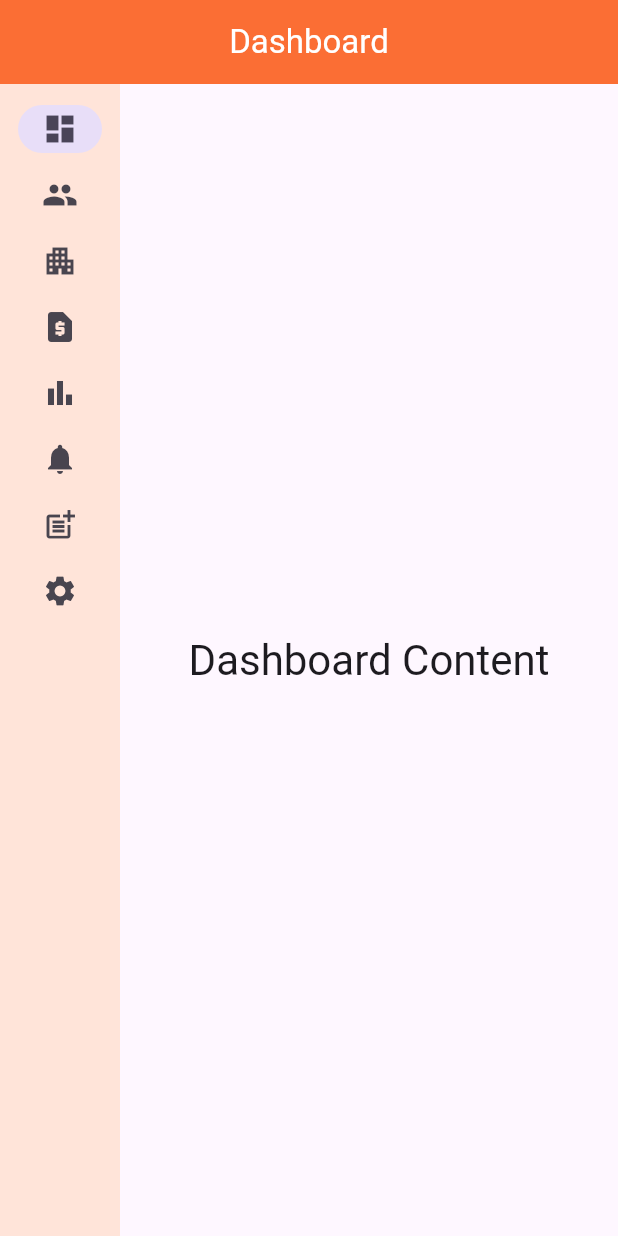
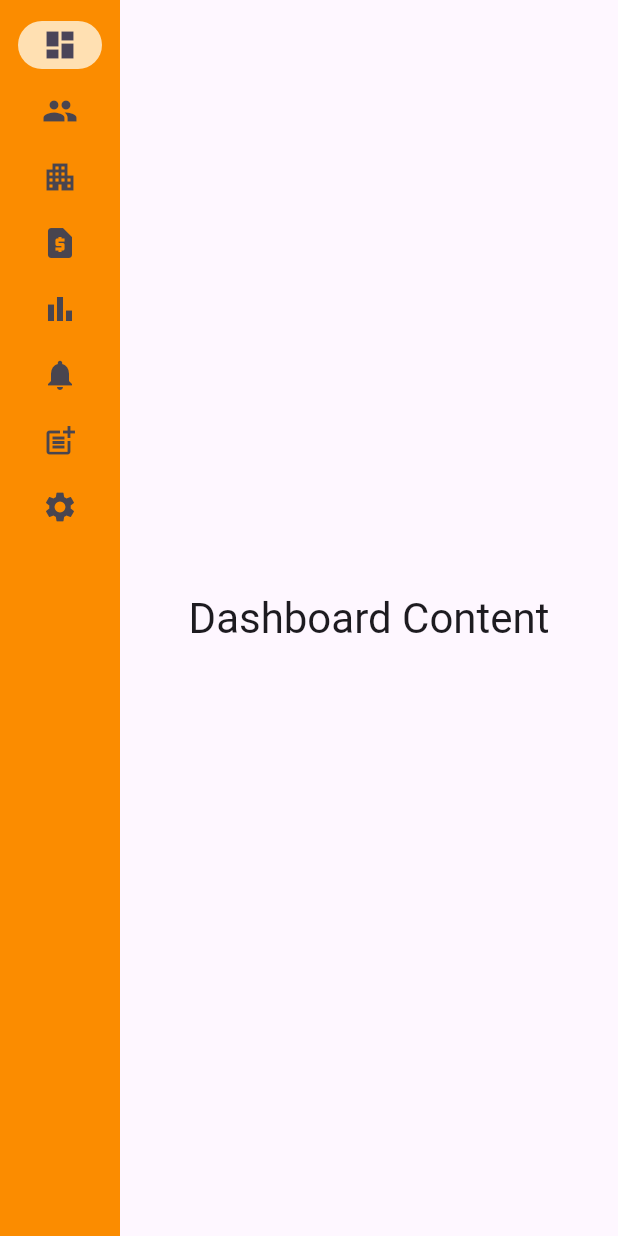
Before and after one commit to Afnanappu/admin_resort_booking_app, a Flutter app: the screen it shows after launch, on a phone screen of 412 x 824 dp. Run offline on Flutter 3.47's test engine with Material 3 defaults, Android fonts, the phone set to English and light mode, and no system bars; our stand-ins replace cloud_firestore, firebase_auth, firebase_core, flutter_bloc, freezed_annotation, go_router; missing offline and left inert: dart:html; accounts and stored records are empty; network calls fail.

Commit message:
trying to do the additional option feature and now trying to to pass data to widget other than creating multiple screens

```diff
--- a/lib/core/constants/my_colors.dart
+++ b/lib/core/constants/my_colors.dart
@@ -2,7 +2,9 @@ import 'package:flutter/material.dart';
 
 class MyColors {
   static const Color orange = Color(0xFFFB6E34);
+  static const Color orangeShade600 = Color(0xFFFB8C00);
   static const Color orangeBackground = Color(0xFFFFE4D9);
+  static const Color orangeBackgroundDark = Color(0xFFFFE0B2);
   static const Color orangeLight = Color(0xFFF28D64);
   static const Color white = Color(0xFFFFFFFF);
   static const Color black = Color(0xFF000000);
--- a/lib/core/constants/text_styles.dart
+++ b/lib/core/constants/text_styles.dart
@@ -7,10 +7,16 @@ class MyTextStyles {
     fontSize: 16,
     fontWeight: FontWeight.w400,
   );
-  static final bodyLargeNormalBlack = TextStyle(
+  static final bodyLargeMediumWhite = TextStyle(
+    color: MyColors.white,
+    fontSize: 16,
+    fontWeight: FontWeight.w500,
+  );
+
+  static final bodyLargeMediumBlack = TextStyle(
     color: MyColors.black,
     fontSize: 16,
-    fontWeight: FontWeight.w400,
+    fontWeight: FontWeight.w500,
   );
   static final headlineSmallSemiBoldBlack = TextStyle(
     color: MyColors.black,
@@ -27,11 +33,39 @@ class MyTextStyles {
     fontSize: 18,
     fontWeight: FontWeight.w600,
   );
+  static final titleMediumSemiBoldWhite = TextStyle(
+    color: MyColors.white,
+    fontSize: 18,
+    fontWeight: FontWeight.w600,
+  );
+  static final titleMediumMediumWhite = TextStyle(
+    color: MyColors.white,
+    fontSize: 18,
+    fontWeight: FontWeight.w500,
+  );
+  static final titleSmallSemiBoldBlack = TextStyle(
+    color: MyColors.black,
+    fontSize: 16,
+    fontWeight: FontWeight.w600,
+  );
   static final bodySmallMediumGreyLight = TextStyle(
     fontWeight: FontWeight.w500,
     fontSize: 14,
     color: MyColors.greyLight,
   );
+  static final bodySmallMediumBlack = TextStyle(
+    fontWeight: FontWeight.w600,
+    fontSize: 14,
+    color: MyColors.black,
+  );
   static final textFieldNormalGreyLight = TextStyle(
-      color: MyColors.grey, fontWeight: FontWeight.w300, fontSize: 13);
+    color: MyColors.grey,
+    fontWeight: FontWeight.w300,
+    fontSize: 13,
+  );
+  static final textFieldMediumGreyLight = TextStyle(
+    color: MyColors.grey,
+    fontWeight: FontWeight.w400,
+    fontSize: 13,
+  );
 }
--- a/lib/feature/home/views/screen_home.dart
+++ b/lib/feature/home/views/screen_home.dart
@@ -1,47 +1,21 @@
+import 'package:admin_resort_booking_app/core/constants/my_colors.dart';
+import 'package:admin_resort_booking_app/core/constants/text_styles.dart';
 import 'package:flutter/material.dart';
 import 'package:go_router/go_router.dart';
 
 class HomeWithSideRail extends StatelessWidget {
-  HomeWithSideRail({super.key, required this.navigationShell});
+  const HomeWithSideRail({super.key, required this.navigationShell});
 
   final StatefulNavigationShell navigationShell;
-
-  // final List<Widget> _pages = [
-  //   const DashboardPage(),
-  //   const UserManagementPage(),
-  //   const OwnerManagementPage(),
-  //   const RequestPage(),
-  //   const RevenueReportPage(),
-  //   const PushNotificationPage(),
-  //   const IssuePostingPage(),
-  //   const AdditionalOptionsPage(),
-  // ];
-
-  final List<String> _pageTitles = [
-    "Dashboard",
-    "User Management",
-    "Owner Management",
-    "Requests",
-    "Revenue & Reports",
-    "Push Notifications",
-    "Issue Posting",
-    "Additional Options",
-  ];
 
   @override
   Widget build(BuildContext context) {
     return Scaffold(
-      appBar: AppBar(
-        backgroundColor: const Color(0xFFFB6E34),
-        title: Text(_pageTitles[navigationShell.currentIndex],
-            style: const TextStyle(color: Colors.white)),
-        centerTitle: true,
-      ),
       body: Row(
         children: [
           NavigationRail(
             extended: MediaQuery.of(context).size.width > 800,
-            backgroundColor: const Color(0xFFFFE4D9),
+            backgroundColor: MyColors.orangeShade600,
             selectedIndex: navigationShell.currentIndex,
             onDestinationSelected: (index) {
               navigationShell.goBranch(
@@ -80,11 +54,13 @@ class HomeWithSideRail extends StatelessWidget {
               ),
               NavigationRailDestination(
                 icon: Icon(Icons.settings),
-                label: Text('Options'),
+                label: Text('Additional Options'),
               ),
             ],
-            selectedLabelTextStyle: const TextStyle(color: Color(0xFFFB6E34)),
-            unselectedLabelTextStyle: const TextStyle(color: Color(0xFF8B8A8A)),
+            indicatorColor: MyColors.orangeBackgroundDark,
+            selectedLabelTextStyle:
+                MyTextStyles.bodyLargeNormalWhite.copyWith(fontSize: 18),
+            unselectedLabelTextStyle: MyTextStyles.bodyLargeNormalWhite,
           ),
           Expanded(
             child: navigationShell,
--- a/lib/routes/route_names.dart
+++ b/lib/routes/route_names.dart
@@ -8,4 +8,7 @@ class AppRoutes {
   static const revenueAndReport = 'revenue-and-report';
   // static const pdfViewer = 'pdf-viewer';
   static const imageViewer = 'image-viewer';
+  static const additionalOptions = 'additional-options';
+  static const issues = 'issues';
+  static const pushNotification = 'push-notification';
 }
--- a/lib/routes/routes.dart
+++ b/lib/routes/routes.dart
@@ -1,8 +1,11 @@
 import 'dart:developer';
 
+import 'package:admin_resort_booking_app/feature/additional_options/views/screens/screen_additional_options.dart';
 import 'package:admin_resort_booking_app/feature/dashboard/views/screen_dashboard.dart';
 import 'package:admin_resort_booking_app/feature/home/views/screen_home.dart';
+import 'package:admin_resort_booking_app/feature/issue_posting/views/screen_issue_posting.dart';
 import 'package:admin_resort_booking_app/feature/owner_management/views/screen_owner_management.dart';
+import 'package:admin_resort_booking_app/feature/push_notification/views/screen_push_notification.dart';
 import 'package:admin_resort_booking_app/feature/requests/model/owner_model.dart';
 import 'package:admin_resort_booking_app/feature/requests/views/screens/image_viewer.dart';
 import 'package:admin_resort_booking_app/feature/requests/views/screens/screen_owner_request_details.dart';
@@ -152,6 +155,46 @@ final routes = GoRouter(
             ),
           ],
         ),
+        //owner management
+        StatefulShellBranch(
+          routes: [
+            GoRoute(
+              name: AppRoutes.pushNotification,
+              path: '/${AppRoutes.pushNotification}',
+              pageBuilder: (context, state) => customTransitionPage(
+                state,
+                PushNotificationPage(),
+              ),
+            ),
+          ],
+        ),
+
+        //issues
+        StatefulShellBranch(
+          routes: [
+            GoRoute(
+              name: AppRoutes.issues,
+              path: '/${AppRoutes.issues}',
+              pageBuilder: (context, state) => customTransitionPage(
+                state,
+                IssuePostingPage(),
+              ),
+            ),
+          ],
+        ),
+        //options
+        StatefulShellBranch(
+          routes: [
+            GoRoute(
+              name: AppRoutes.additionalOptions,
+              path: '/${AppRoutes.additionalOptions}',
+              pageBuilder: (context, state) => customTransitionPage(
+                state,
+                AdditionalOptionsPage(),
+              ),
+            ),
+          ],
+        ),
       ],
     )
   ],
```
Also changed, not shown: lib/core/components/custom_alert_dialog.dart (added, +25 -0 lines), lib/core/components/custom_app_container.dart (added, +30 -0 lines), lib/core/components/custom_divider.dart (added, +24 -0 lines), lib/core/components/custom_elevated_button.dart (added, +37 -0 lines), lib/feature/additional_options/views/components/elevated_button_for_add_option.dart (added, +33 -0 lines), lib/feature/additional_options/views/components/list_tile_for_add_option.dart (added, +43 -0 lines), lib/feature/additional_options/views/screen_additional_options.dart (deleted, +0 -12 lines), lib/feature/additional_options/views/screens/screen_additional_options.dart (added, +130 -0 lines), lib/feature/additional_options/views/screens/screen_manage_property_categories.dart (added, +48 -0 lines), lib/feature/issue_posting/views/screen_issue_posting.dart (+5 -2 lines), lib/feature/user_management/views/screen_user_management.dart (+5 -2 lines), 1 other file.
